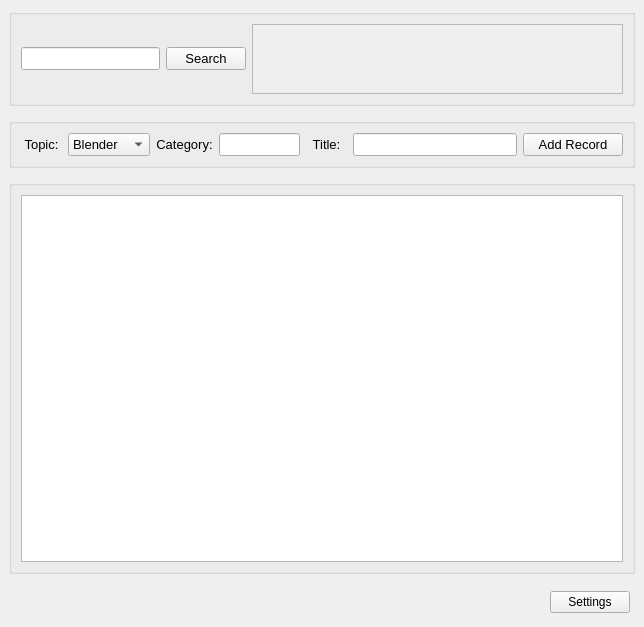
Above: qt5/gui_elements/mainUI.ui from Shotaos/GSheetsEngine before the change. Below: the same form after it.
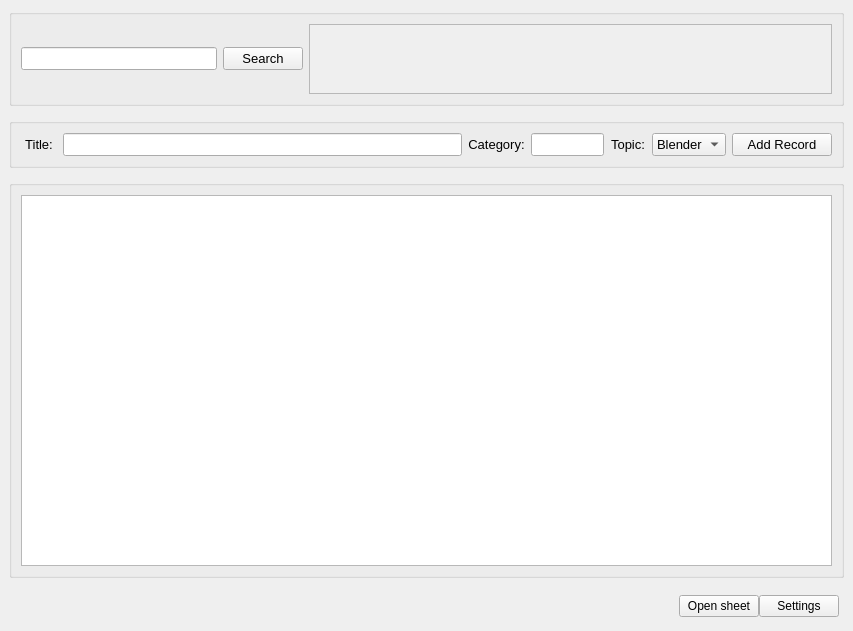
That is the form after the change.

Commit message: Rearrange the add record tab #1

Diff of the .ui file:
```diff
--- a/qt5/gui_elements/mainUI.ui
+++ b/qt5/gui_elements/mainUI.ui
@@ -6,8 +6,8 @@
    <rect>
     <x>0</x>
     <y>0</y>
-    <width>644</width>
-    <height>627</height>
+    <width>853</width>
+    <height>631</height>
    </rect>
   </property>
   <property name="windowTitle">
@@ -131,8 +131,8 @@
              <rect>
               <x>0</x>
               <y>0</y>
-              <width>367</width>
-              <height>60</height>
+              <width>526</width>
+              <height>69</height>
              </rect>
             </property>
             <layout class="QHBoxLayout" name="horizontalLayout_5"/>
@@ -211,6 +211,125 @@
          <string/>
         </property>
         <layout class="QHBoxLayout" name="horizontalLayout">
+         <item>
+          <widget class="QLabel" name="title_label">
+           <property name="sizePolicy">
+            <sizepolicy hsizetype="Preferred" vsizetype="Preferred">
+             <horstretch>1</horstretch>
+             <verstretch>0</verstretch>
+            </sizepolicy>
+           </property>
+           <property name="maximumSize">
+            <size>
+             <width>16777215</width>
+             <height>16777215</height>
+            </size>
+           </property>
+           <property name="sizeIncrement">
+            <size>
+             <width>0</width>
+             <height>0</height>
+            </size>
+           </property>
+           <property name="font">
+            <font>
+             <pointsize>10</pointsize>
+            </font>
+           </property>
+           <property name="layoutDirection">
+            <enum>Qt::LeftToRight</enum>
+           </property>
+           <property name="text">
+            <string>Title:</string>
+           </property>
+           <property name="scaledContents">
+            <bool>false</bool>
+           </property>
+           <property name="alignment">
+            <set>Qt::AlignCenter</set>
+           </property>
+          </widget>
+         </item>
+         <item>
+          <widget class="QLineEdit" name="title_line">
+           <property name="sizePolicy">
+            <sizepolicy hsizetype="Preferred" vsizetype="Preferred">
+             <horstretch>11</horstretch>
+             <verstretch>0</verstretch>
+            </sizepolicy>
+           </property>
+           <property name="maximumSize">
+            <size>
+             <width>16777193</width>
+             <height>16777215</height>
+            </size>
+           </property>
+           <property name="contextMenuPolicy">
+            <enum>Qt::NoContextMenu</enum>
+           </property>
+          </widget>
+         </item>
+         <item>
+          <widget class="QLabel" name="category_label">
+           <property name="sizePolicy">
+            <sizepolicy hsizetype="Preferred" vsizetype="Preferred">
+             <horstretch>1</horstretch>
+             <verstretch>0</verstretch>
+            </sizepolicy>
+           </property>
+           <property name="maximumSize">
+            <size>
+             <width>16777215</width>
+             <height>16777215</height>
+            </size>
+           </property>
+           <property name="sizeIncrement">
+            <size>
+             <width>0</width>
+             <height>0</height>
+            </size>
+           </property>
+           <property name="font">
+            <font>
+             <pointsize>10</pointsize>
+            </font>
+           </property>
+           <property name="layoutDirection">
+            <enum>Qt::LeftToRight</enum>
+           </property>
+           <property name="text">
+            <string>Category:</string>
+           </property>
+           <property name="scaledContents">
+            <bool>false</bool>
+           </property>
+           <property name="alignment">
+            <set>Qt::AlignCenter</set>
+           </property>
+           <property name="wordWrap">
+            <bool>false</bool>
+           </property>
+          </widget>
+         </item>
+         <item>
+          <widget class="QLineEdit" name="category_line">
+           <property name="sizePolicy">
+            <sizepolicy hsizetype="Preferred" vsizetype="Preferred">
+             <horstretch>2</horstretch>
+             <verstretch>0</verstretch>
+            </sizepolicy>
+           </property>
+           <property name="maximumSize">
+            <size>
+             <width>16777193</width>
+             <height>16777215</height>
+            </size>
+           </property>
+           <property name="contextMenuPolicy">
+            <enum>Qt::NoContextMenu</enum>
+           </property>
+          </widget>
+         </item>
          <item>
           <widget class="QLabel" name="topic_label">
            <property name="sizePolicy">
@@ -288,125 +407,6 @@
            </item>
           </widget>
          </item>
-         <item>
-          <widget class="QLabel" name="category_label">
-           <property name="sizePolicy">
-            <sizepolicy hsizetype="Preferred" vsizetype="Preferred">
-             <horstretch>1</horstretch>
-             <verstretch>0</verstretch>
-            </sizepolicy>
-           </property>
-           <property name="maximumSize">
-            <size>
-             <width>16777215</width>
-             <height>16777215</height>
-            </size>
-           </property>
-           <property name="sizeIncrement">
-            <size>
-             <width>0</width>
-             <height>0</height>
-            </size>
-           </property>
-           <property name="font">
-            <font>
-             <pointsize>10</pointsize>
-            </font>
-           </property>
-           <property name="layoutDirection">
-            <enum>Qt::LeftToRight</enum>
-           </property>
-           <property name="text">
-            <string>Category:</string>
-           </property>
-           <property name="scaledContents">
-            <bool>false</bool>
-           </property>
-           <property name="alignment">
-            <set>Qt::AlignCenter</set>
-           </property>
-           <property name="wordWrap">
-            <bool>false</bool>
-           </property>
-          </widget>
-         </item>
-         <item>
-          <widget class="QLineEdit" name="category_line">
-           <property name="sizePolicy">
-            <sizepolicy hsizetype="Preferred" vsizetype="Preferred">
-             <horstretch>2</horstretch>
-             <verstretch>0</verstretch>
-            </sizepolicy>
-           </property>
-           <property name="maximumSize">
-            <size>
-             <width>16777193</width>
-             <height>16777215</height>
-            </size>
-           </property>
-           <property name="contextMenuPolicy">
-            <enum>Qt::NoContextMenu</enum>
-           </property>
-          </widget>
-         </item>
-         <item>
-          <widget class="QLabel" name="title_label">
-           <property name="sizePolicy">
-            <sizepolicy hsizetype="Preferred" vsizetype="Preferred">
-             <horstretch>1</horstretch>
-             <verstretch>0</verstretch>
-            </sizepolicy>
-           </property>
-           <property name="maximumSize">
-            <size>
-             <width>16777215</width>
-             <height>16777215</height>
-            </size>
-           </property>
-           <property name="sizeIncrement">
-            <size>
-             <width>0</width>
-             <height>0</height>
-            </size>
-           </property>
-           <property name="font">
-            <font>
-             <pointsize>10</pointsize>
-            </font>
-           </property>
-           <property name="layoutDirection">
-            <enum>Qt::LeftToRight</enum>
-           </property>
-           <property name="text">
-            <string>Title:</string>
-           </property>
-           <property name="scaledContents">
-            <bool>false</bool>
-           </property>
-           <property name="alignment">
-            <set>Qt::AlignCenter</set>
-           </property>
-          </widget>
-         </item>
-         <item>
-          <widget class="QLineEdit" name="title_line">
-           <property name="sizePolicy">
-            <sizepolicy hsizetype="Preferred" vsizetype="Preferred">
-             <horstretch>4</horstretch>
-             <verstretch>0</verstretch>
-            </sizepolicy>
-           </property>
-           <property name="maximumSize">
-            <size>
-             <width>16777193</width>
-             <height>16777215</height>
-            </size>
-           </property>
-           <property name="contextMenuPolicy">
-            <enum>Qt::NoContextMenu</enum>
-           </property>
-          </widget>
-         </item>
          <item>
           <widget class="QPushButton" name="add_record">
            <property name="sizePolicy">
@@ -483,6 +483,13 @@
           </property>
          </spacer>
         </item>
+        <item>
+         <widget class="QPushButton" name="open_sheet_button">
+          <property name="text">
+           <string>Open sheet</string>
+          </property>
+         </widget>
+        </item>
         <item>
          <widget class="QPushButton" name="settings_button">
           <property name="text">
```
Left out of the diff: 4 changed lines with no effect on the pictures. The commit also changes 5 other files.
